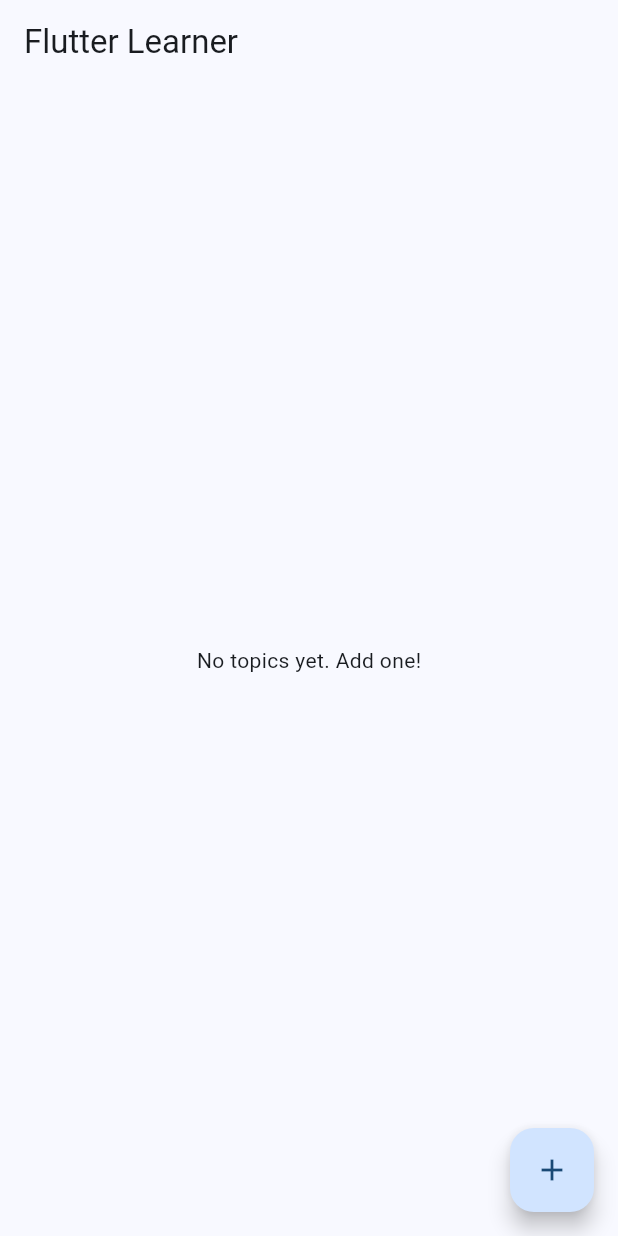
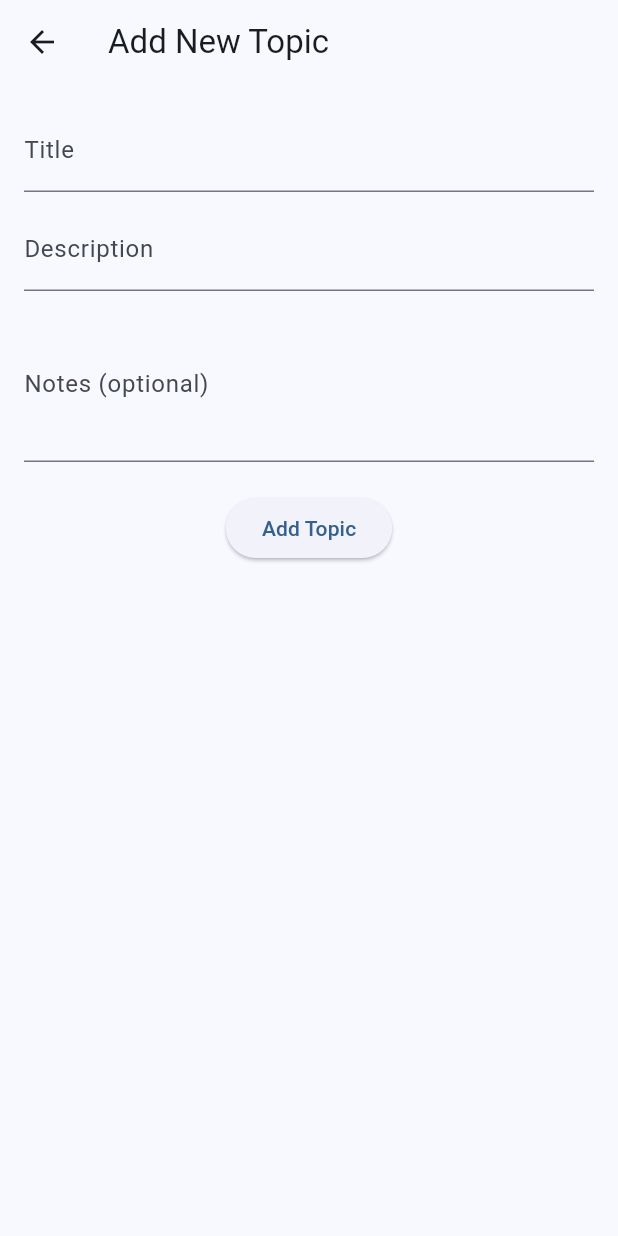
Before and after one commit to DarraghReid/flutter_learner, a Flutter app: the screen it shows after launch, after a tap on the "add" icon, on a phone screen of 412 x 824 dp. Run offline on Flutter 3.47's test engine with Material 3 defaults, Android fonts, the light colour scheme and no system bars; our stand-ins replace sqflite; accounts and stored records are empty.

Commit message:
Add AddTopicScreen and connect it to home screen

```diff
--- /dev/null
+++ b/lib/screens/add_topic_screen.dart
@@ -0,0 +1,85 @@
+import 'package:flutter/material.dart';
+import 'package:provider/provider.dart';
+import '../models/topic.dart';
+import '../providers/topic_provider.dart';
+
+/// Screen for adding a new topic.
+class AddTopicScreen extends StatefulWidget {
+  const AddTopicScreen({super.key});
+
+  @override
+  State<AddTopicScreen> createState() => _AddTopicScreenState();
+}
+
+class _AddTopicScreenState extends State<AddTopicScreen> {
+  // Key to identify the form and validate input.
+  final _formKey = GlobalKey<FormState>();
+
+  // Controllers for form fields
+  final TextEditingController _titleController = TextEditingController();
+  final TextEditingController _descriptionController = TextEditingController();
+  final TextEditingController _notesController = TextEditingController();
+
+  /// Handles saving the topic when the form is valid.
+  void _saveTopic() {
+    if (_formKey.currentState!.validate()) {
+      final newTopic = Topic(
+        title: _titleController.text.trim(),
+        description: _descriptionController.text.trim(),
+        notes: _notesController.text.trim().isEmpty ? null : _notesController.text.trim(),
+      );
+
+      // Add the new topic using the provider.
+      Provider.of<TopicProvider>(context, listen: false).addTopic(newTopic);
+      Navigator.pop(context); // Go back to the home screen
+    }
+  }
+
+  @override
+  // Build the UI for adding a new topic
+  Widget build(BuildContext context) {
+    return Scaffold(
+      appBar: AppBar(
+        title: const Text('Add New Topic'),
+      ),
+      body: Padding(
+        padding: const EdgeInsets.all(16.0),
+        child: Form(
+          key: _formKey, // Validates inputs
+          child: Column(
+            children: [
+              // Title input field
+              TextFormField(
+                controller: _titleController,
+                decoration: const InputDecoration(labelText: 'Title'),
+                validator: (value) =>
+                    value == null || value.trim().isEmpty ? 'Title is required' : null,
+              ),
+              const SizedBox(height: 10),
+              // Description input field
+              TextFormField(
+                controller: _descriptionController,
+                decoration: const InputDecoration(labelText: 'Description'),
+                validator: (value) =>
+                    value == null || value.trim().isEmpty ? 'Description is required' : null,
+              ),
+              const SizedBox(height: 10),
+              // Notes input field (optional)
+              TextFormField(
+                controller: _notesController,
+                decoration: const InputDecoration(labelText: 'Notes (optional)'),
+                maxLines: 3,
+              ),
+              const SizedBox(height: 20),
+              // Button to submit the form and add the topic
+              ElevatedButton(
+                onPressed: _saveTopic,
+                child: const Text('Add Topic'),
+              ),
+            ],
+          ),
+        ),
+      ),
+    );
+  }
+}
--- a/lib/screens/home_screen.dart
+++ b/lib/screens/home_screen.dart
@@ -3,13 +3,33 @@ import 'package:provider/provider.dart';
 
 import '../providers/topic_provider.dart';
 import '../models/topic.dart';
+import 'add_topic_screen.dart';
 
-class HomeScreen extends StatelessWidget {
+/// The main screen that displays the list of Flutter topics
+/// and allows users to add, edit, or delete topics.
+class HomeScreen extends StatefulWidget {
   const HomeScreen({super.key});
 
   @override
+  State<HomeScreen> createState() => _HomeScreenState();
+}
+
+class _HomeScreenState extends State<HomeScreen> {
+  bool _initialized = false;
+
+  /// Load topics from the database the first time this screen is shown.
+  @override
+  void didChangeDependencies() {
+    super.didChangeDependencies();
+    if (!_initialized) {
+      Provider.of<TopicProvider>(context, listen: false).loadTopics();
+      _initialized = true;
+    }
+  }
+
+  @override
   Widget build(BuildContext context) {
-    // Access TopicProvider (state) using Provider
+    // Access the current state of topics using Provider
     final topicProvider = Provider.of<TopicProvider>(context);
 
     return Scaffold(
@@ -17,41 +37,33 @@ class HomeScreen extends StatelessWidget {
         title: const Text('Flutter Learner'),
       ),
       body: topicProvider.topics.isEmpty
-          ? const Center(child: Text('No topics yet. Add one!'))
+          ? const Center(
+              child: Text('No topics yet. Add one!'),
+            )
           : ListView.builder(
               itemCount: topicProvider.topics.length,
               itemBuilder: (context, index) {
                 final topic = topicProvider.topics[index];
 
                 return ListTile(
+                  // Topic title with optional strikethrough if marked as done
                   title: Text(
                     topic.title,
                     style: TextStyle(
-                      decoration: topic.isDone ? TextDecoration.lineThrough : null,
+                      decoration: topic.isDone
+                          ? TextDecoration.lineThrough
+                          : TextDecoration.none,
                     ),
                   ),
+
+                  // Short description shown as subtitle
                   subtitle: Text(topic.description),
-                  trailing: Row(
-                    mainAxisSize: MainAxisSize.min,
-                    children: [
-                      IconButton(
-                        icon: const Icon(Icons.edit),
-                        onPressed: () {
-                          // TODO: Navigate to edit screen
-                        },
-                      ),
-                      IconButton(
-                        icon: const Icon(Icons.delete),
-                        onPressed: () {
-                          topicProvider.deleteTopic(topic.id!);
-                        },
-                      ),
-                    ],
-                  ),
+
+                  // Checkbox to mark topic as done or not
                   leading: Checkbox(
                     value: topic.isDone,
                     onChanged: (val) {
-                      // Update topic with new isDone value
+                      // Update the topic with the new isDone status
                       topicProvider.updateTopic(
                         Topic(
                           id: topic.id,
@@ -63,15 +75,52 @@ class HomeScreen extends StatelessWidget {
                       );
                     },
                   ),
+
+                  // Row of edit/delete icons
+                  trailing: Row(
+                    mainAxisSize: MainAxisSize.min,
+                    children: [
+                      IconButton(
+                        icon: const Icon(Icons.edit),
+                        onPressed: () {
+                          // Placeholder for future edit screen
+                          Navigator.push(
+                            context,
+                            MaterialPageRoute(
+                              builder: (context) =>
+                                  const AddTopicScreen(), // will eventually change to Edit screen
+                            ),
+                          );
+                        },
+                      ),
+                      IconButton(
+                        icon: const Icon(Icons.delete),
+                        onPressed: () {
+                          // Delete this topic from the list
+                          topicProvider.deleteTopic(topic.id!);
+                        },
+                      ),
+                    ],
+                  ),
+
+                  // Tap to view more details (to be implemented later)
                   onTap: () {
-                    // TODO: View or edit topic details
+                    // TODO: View topic details or edit
                   },
                 );
               },
             ),
+
+      // Floating action button to add a new topic
       floatingActionButton: FloatingActionButton(
         onPressed: () {
-          // TODO: Navigate to add screen
+          // Navigate to the AddTopic screen
+          Navigator.push(
+            context,
+            MaterialPageRoute(
+              builder: (context) => const AddTopicScreen(),
+            ),
+          );
         },
         child: const Icon(Icons.add),
       ),
```
